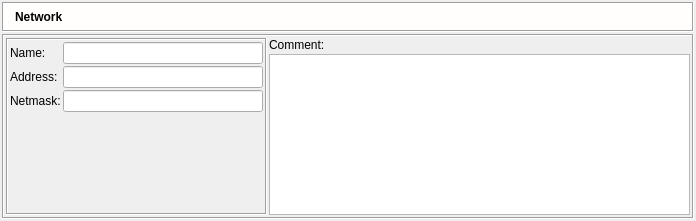
fwbuilder/fwbuilder, file src/gui/networkdialog_q.ui: the form before one commit.
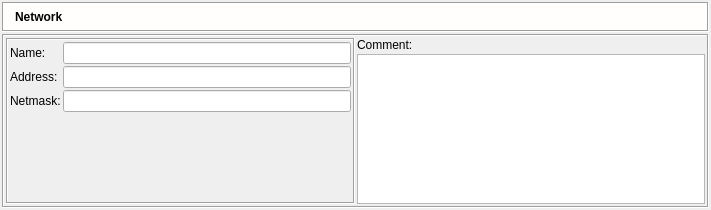
The form after the commit. Icons and pictures are not drawn.

The edit to the form file:
```diff
--- a/src/gui/networkdialog_q.ui
+++ b/src/gui/networkdialog_q.ui
@@ -8,8 +8,8 @@
    <rect>
     <x>0</x>
     <y>0</y>
-    <width>696</width>
-    <height>221</height>
+    <width>711</width>
+    <height>210</height>
    </rect>
   </property>
   <property name="sizePolicy" >
@@ -254,13 +254,13 @@
             <widget class="QLineEdit" name="obj_name" >
              <property name="sizePolicy" >
               <sizepolicy vsizetype="Fixed" hsizetype="Preferred" >
-               <horstretch>0</horstretch>
+               <horstretch>200</horstretch>
                <verstretch>0</verstretch>
               </sizepolicy>
              </property>
              <property name="minimumSize" >
               <size>
-               <width>200</width>
+               <width>0</width>
                <height>0</height>
               </size>
              </property>
```
